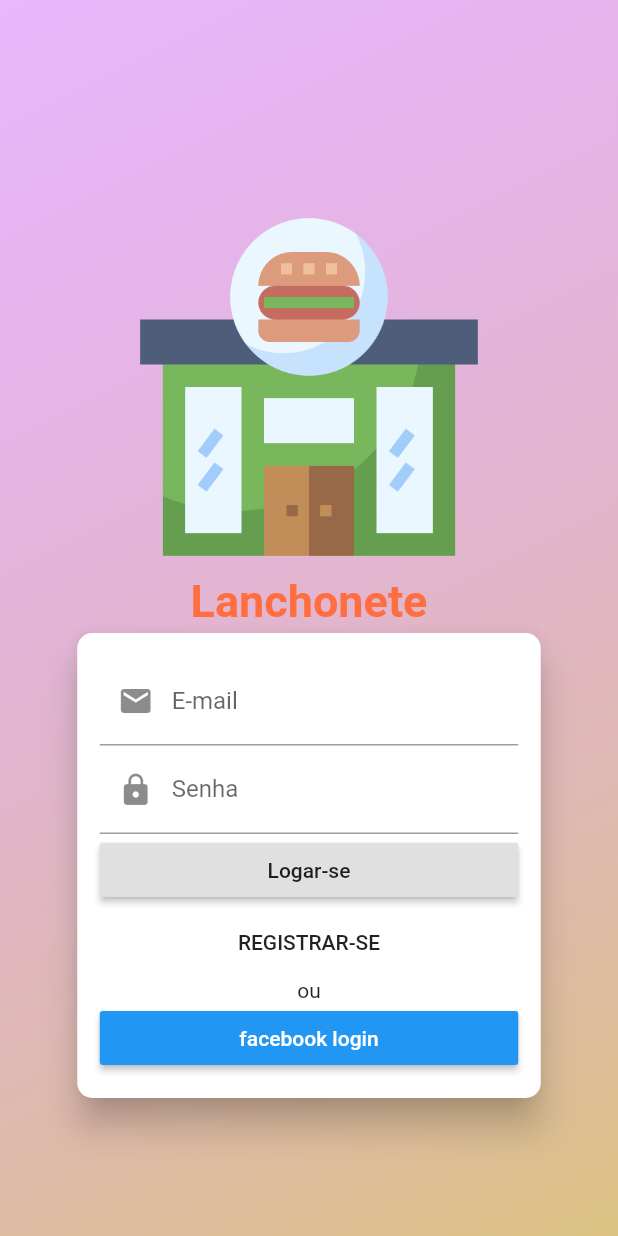
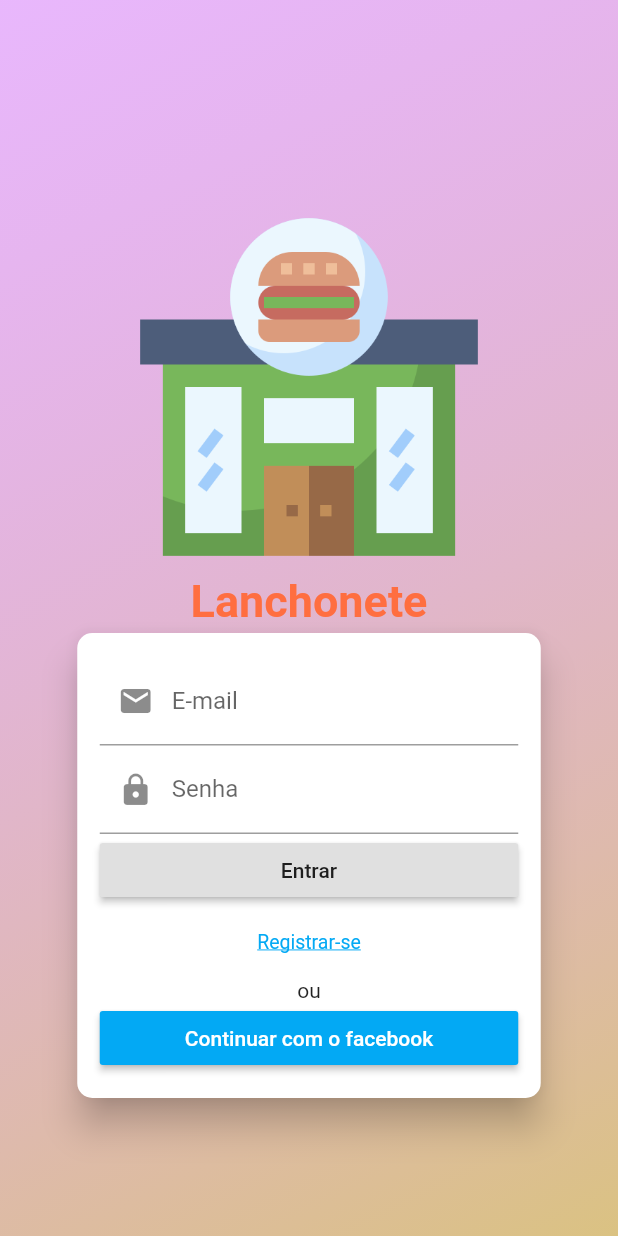
Before and after one commit to Leonardo-Barcelos/lanchonete, a Flutter app: the screen it shows after launch, on a phone screen of 412 x 824 dp. Run offline on Flutter 3.47's test engine with Material 2 defaults, Android fonts, the phone set to English and light mode, and no system bars.

Commit message:
Alterações tela login; criacao tela cadastro

```diff
--- a/app_lanchonete/lib/components/signOrSignup.dart
+++ b/app_lanchonete/lib/components/signOrSignup.dart
@@ -1,6 +1,6 @@
+import 'package:app_lanchonete/util/app_constants.dart';
+import 'package:app_lanchonete/util/app_routes.dart';
 import 'package:flutter/material.dart';
-
-enum AuthMode { Signup, Signin }
 
 class SignOrSignup extends StatefulWidget {
   @override
@@ -12,7 +12,7 @@ class _SignOrSignupState extends State<SignOrSignup> {
     width: double.infinity,
     child: RaisedButton(
       onPressed: () {},
-      child: Text('Logar-se'),
+      child: Text(AppConstants.APP_ENTER),
     ),
   );
   Container _customContainerLoginButton = Container(
@@ -20,14 +20,15 @@ class _SignOrSignupState extends State<SignOrSignup> {
     child: Column(
       mainAxisAlignment: MainAxisAlignment.spaceBetween,
       children: [
-        Text('ou'),
+        const Text('ou'),
         Container(
           width: double.infinity,
           child: RaisedButton(
-            color: Colors.blue,
+            color: Colors.lightBlue,
+            textColor: Colors.white,
             onPressed: () {},
             child: Text(
-              'facebook login',
+              'Continuar com o facebook',
               style: TextStyle(color: Colors.white),
             ),
           ),
@@ -52,21 +53,34 @@ class _SignOrSignupState extends State<SignOrSignup> {
             children: [
               TextFormField(
                 decoration: InputDecoration(
-                  labelText: 'E-mail',
+                  labelText: AppConstants.APP_EMAIL,
                   prefixIcon: Icon(Icons.mail),
                 ),
                 keyboardType: TextInputType.emailAddress,
               ),
               TextFormField(
                 decoration: InputDecoration(
-                  labelText: 'Senha',
+                  labelText: AppConstants.APP_PASSWORD,
                   prefixIcon: Icon(Icons.lock),
                 ),
                 obscureText: true,
                 keyboardType: TextInputType.visiblePassword,
               ),
               _myContainerSign,
-              FlatButton(onPressed: () {}, child: Text('REGISTRAR-SE')),
+              FlatButton(
+                onPressed: () {
+                  Navigator.of(context).pushNamed(AppRoutes.AUTH_SIGNUP);
+                },
+                child: Text(
+                  AppConstants.APP_REGISTER,
+                  style: TextStyle(
+                    color: Colors.lightBlue,
+                    fontWeight: FontWeight.normal,
+                    decoration: TextDecoration.underline,
+                    fontSize: 13.0,
+                  ),
+                ),
+              ),
               _customContainerLoginButton,
             ],
           ),
--- a/app_lanchonete/lib/main.dart
+++ b/app_lanchonete/lib/main.dart
@@ -1,5 +1,7 @@
 import 'package:app_lanchonete/screens/auth_screen.dart';
+import 'package:app_lanchonete/screens/signup_screen.dart';
 import 'package:app_lanchonete/util/app_constants.dart';
+import 'package:app_lanchonete/util/app_routes.dart';
 import 'package:flutter/material.dart';
 
 void main() {
@@ -15,7 +17,10 @@ class MyApp extends StatelessWidget {
         primarySwatch: Colors.blue,
         visualDensity: VisualDensity.adaptivePlatformDensity,
       ),
-      home: AuthScreen(),
+      routes: {
+        AppRoutes.AUTH_HOME: (ctx) => AuthScreen(),
+        AppRoutes.AUTH_SIGNUP: (ctx) => SignupScreen(),
+      },
     );
   }
 }
--- /dev/null
+++ b/app_lanchonete/lib/screens/signup_screen.dart
@@ -0,0 +1,12 @@
+import 'package:flutter/material.dart';
+
+class SignupScreen extends StatelessWidget {
+  @override
+  Widget build(BuildContext context) {
+    return Scaffold(
+      body: Container(
+        child: Text('TELA DE REGISTRO'),
+      ),
+    );
+  }
+}
--- a/app_lanchonete/lib/util/app_constants.dart
+++ b/app_lanchonete/lib/util/app_constants.dart
@@ -4,6 +4,9 @@ class AppConstants {
   static const APP_ENTER = "Entrar";
   static const APP_REGISTER = "Registrar-se";
   static const APP_BACK = "Voltar";
+  static const APP_EMAIL = "E-mail";
+  static const APP_PASSWORD = "Senha";
+  static const APP_CONFIRM_PASSWORD = "Confimar senha";
   //IMAGENS
   static const APP_LOGO = "assets/images/logo-lanchonete.png";
 }
--- /dev/null
+++ b/app_lanchonete/lib/util/app_routes.dart
@@ -0,0 +1,4 @@
+class AppRoutes {
+  static const AUTH_HOME = '/';
+  static const AUTH_SIGNUP = 'user-signup';
+}
```
